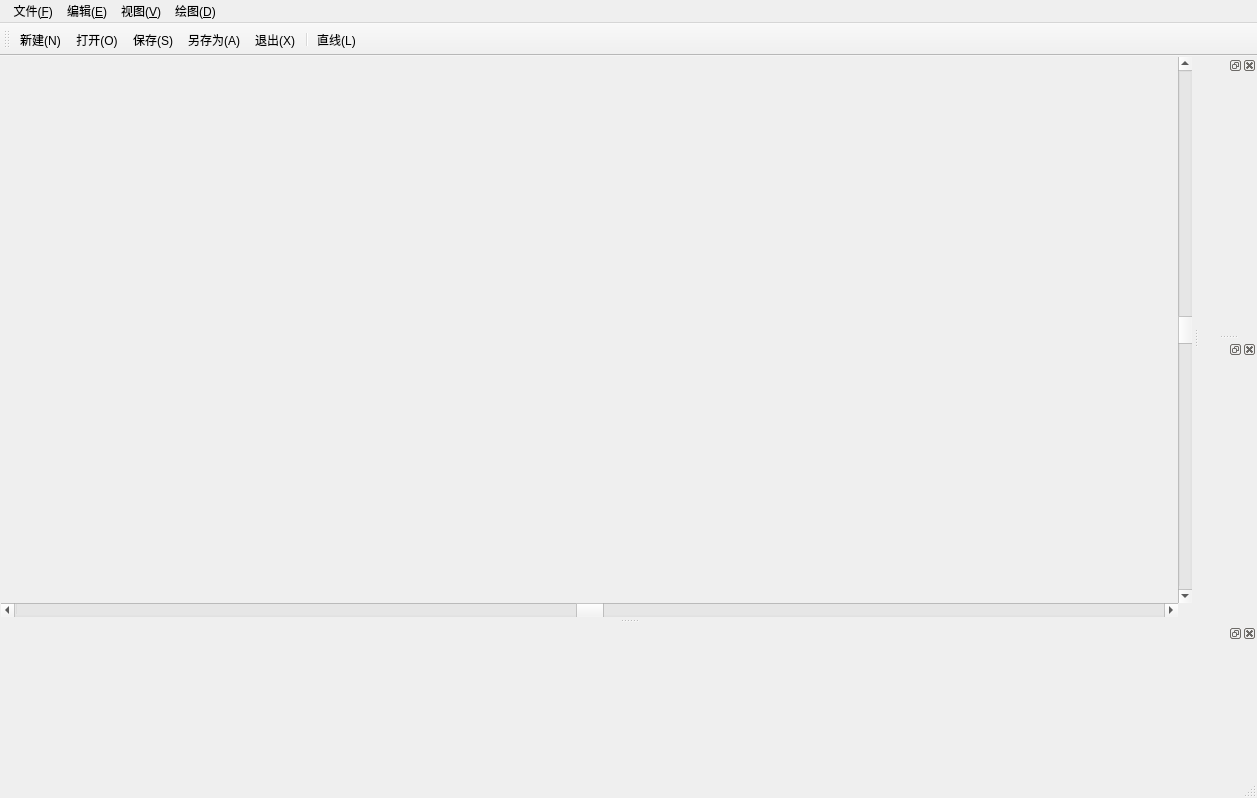
Old version of the form Kad_QT/Kad_QT/kad_qt.ui in the repository CBE7F1F65/b63ea6f6f9110311ba98a677c0e70afd.
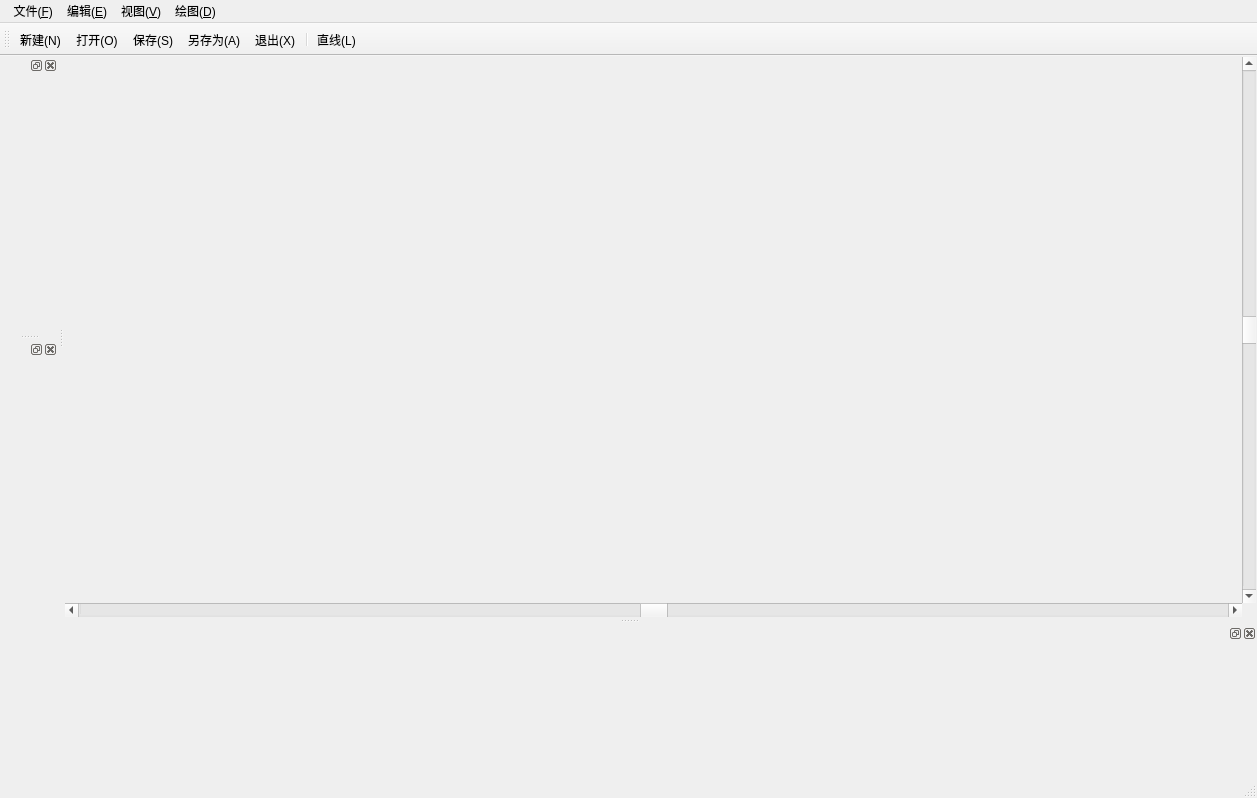
New version of the form. Custom widgets are drawn as their Qt base class.

```diff
--- a/Kad_QT/Kad_QT/kad_qt.ui
+++ b/Kad_QT/Kad_QT/kad_qt.ui
@@ -185,24 +185,6 @@
     </layout>
    </widget>
   </widget>
-  <widget class="QTUI_History_DockablePane" name="HistoryPanel_Dockable">
-   <property name="floating">
-    <bool>true</bool>
-   </property>
-   <attribute name="dockWidgetArea">
-    <number>2</number>
-   </attribute>
-   <widget class="QWidget" name="HistoryDockableWidget"/>
-  </widget>
-  <widget class="QTUI_Layer_DockablePane" name="LayerPanel_Dockable">
-   <property name="floating">
-    <bool>true</bool>
-   </property>
-   <attribute name="dockWidgetArea">
-    <number>2</number>
-   </attribute>
-   <widget class="QWidget" name="LayerDockableWidget"/>
-  </widget>
   <widget class="QTUI_StatusBar" name="statusBar">
    <property name="minimumSize">
     <size>
@@ -217,6 +199,24 @@
     </size>
    </property>
   </widget>
+  <widget class="QTUI_History_DockablePane" name="HistoryPanel_Dockable">
+   <property name="floating">
+    <bool>true</bool>
+   </property>
+   <attribute name="dockWidgetArea">
+    <number>1</number>
+   </attribute>
+   <widget class="QWidget" name="HistoryDockableWidget"/>
+  </widget>
+  <widget class="QTUI_Layer_DockablePane" name="LayerPanel_Dockable">
+   <property name="floating">
+    <bool>true</bool>
+   </property>
+   <attribute name="dockWidgetArea">
+    <number>1</number>
+   </attribute>
+   <widget class="QWidget" name="LayerDockableWidget"/>
+  </widget>
   <action name="action_Command_Line">
    <property name="text">
     <string>直线(&amp;L)</string>
```
Left out of the diff: 197 changed lines with no effect on the pictures.
